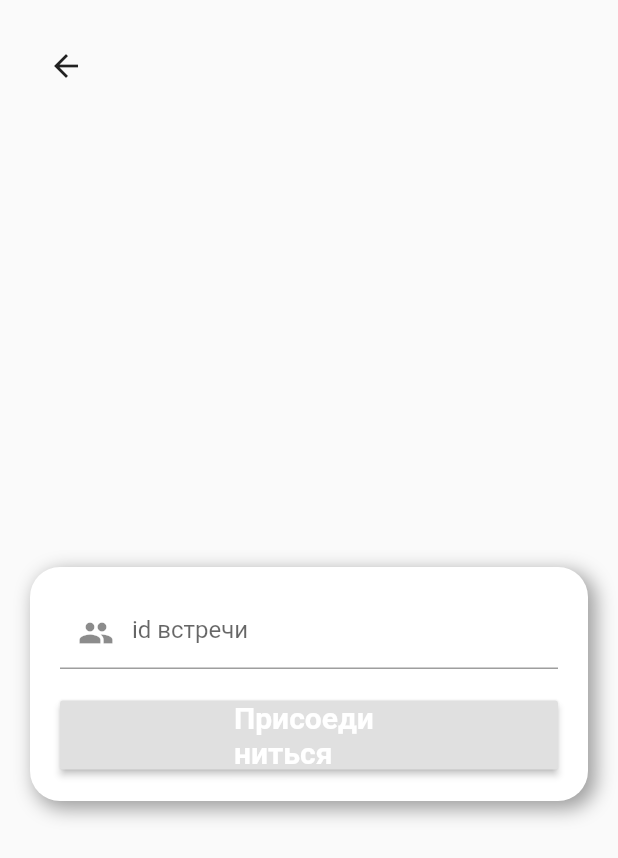
After one commit to DaniilPavlov/Coworking, a Flutter app: the JoinMeeting screen opened directly, on a phone screen of 412 x 824 dp. The commit adds this screen. Shown: the top 858 px of the screen. Run offline on Flutter 3.47's test engine with Material 2 defaults, Android fonts, the phone set to English and light mode, and no system bars; our stand-ins replace cloud_firestore, firebase_auth, firebase_messaging, firebase_storage, flutter_speed_dial, fluttertoast and 5 more; missing offline and left inert: edit_distance, flutter_auth_buttons; accounts and stored records are empty; statements that could not run were skipped.

Commit message:
Meeting delete works. People can join meetings of others.

```diff
--- a/lib/main.dart
+++ b/lib/main.dart
@@ -1,6 +1,6 @@
 import 'package:flutter/material.dart';
 import 'package:flutter/services.dart';
-import 'package:coworking/services/authStatus.dart';
+import 'package:coworking/services/auth_status.dart';
 
 void main() => runApp(MyApp());
 
--- a/lib/models/meeting.dart
+++ b/lib/models/meeting.dart
@@ -10,8 +10,8 @@ class Meeting {
   Account author;
   Pin pin;
 
-  // List<String> members;
-  // List<String> tokens;
+  List<String> members;
+  List<String> tokens;
   Timestamp dateCompleted;
 
   Meeting(
@@ -19,8 +19,8 @@ class Meeting {
     this.place,
     this.description,
     this.author,
-    // this.members,
-    // this.tokens,
+    this.members,
+    this.tokens,
     this.dateCompleted,
   );
 
@@ -30,6 +30,8 @@ class Meeting {
       this.place,
       this.description,
       this.author,
+      this.members,
+      this.tokens,
       this.dateCompleted,
     );
   }
@@ -39,8 +41,8 @@ class Meeting {
     meeting["place"] = place;
     meeting["description"] = description;
     meeting["author"] = author.id;
-    // meeting["members"] = members;
-    // meeting["tokens"] = tokens;
+    meeting["members"] = members;
+    meeting["tokens"] = tokens;
     // meeting["pinID"] = pin?.id;
     meeting["dateCompleted"] = dateCompleted;
     return meeting;
@@ -58,6 +60,8 @@ class Meeting {
       data["place"],
       data["description"],
       Account(data["author"]),
+      List<String>.from(data["members"]),
+      List<String>.from(data["tokens"]),
       data["dateCompleted"],
     );
   }
--- /dev/null
+++ b/lib/screens/meetings/join_meeting.dart
@@ -0,0 +1,85 @@
+import 'package:coworking/models/account.dart';
+import 'package:flutter/material.dart';
+import 'package:coworking/services/database_meeting.dart';
+import 'package:coworking/widgets/shadow_container.dart';
+
+class JoinMeeting extends StatefulWidget {
+  final Account account;
+
+  JoinMeeting({this.account});
+  @override
+  _JoinMeetingState createState() => _JoinMeetingState();
+}
+
+class _JoinMeetingState extends State<JoinMeeting> {
+  void _joinMeeting(BuildContext context, String meetingId) async {
+    String _returnString = await DatabaseMeeting().joinMeeting(meetingId);
+    if (_returnString == "success") {
+      Navigator.pop(context);
+    } else {
+      _scaffoldKey.currentState.showSnackBar(
+        SnackBar(
+          content: Text(_returnString),
+          duration: Duration(seconds: 2),
+        ),
+      );
+    }
+  }
+
+  TextEditingController _meetingIdController = TextEditingController();
+  final _scaffoldKey = GlobalKey<ScaffoldState>();
+
+  @override
+  Widget build(BuildContext context) {
+    return Scaffold(
+      key: _scaffoldKey,
+      body: Column(
+        children: <Widget>[
+          Padding(
+            padding: const EdgeInsets.all(20.0),
+            child: Row(
+              children: <Widget>[BackButton()],
+            ),
+          ),
+          Spacer(),
+          Padding(
+            padding: const EdgeInsets.all(20.0),
+            child: ShadowContainer(
+              child: Column(
+                children: <Widget>[
+                  TextFormField(
+                    controller: _meetingIdController,
+                    decoration: InputDecoration(
+                      prefixIcon: Icon(Icons.group),
+                      hintText: "id встречи",
+                    ),
+                  ),
+                  SizedBox(
+                    height: 20.0,
+                  ),
+                  RaisedButton(
+                    child: Padding(
+                      padding: EdgeInsets.symmetric(horizontal: 100),
+                      child: Text(
+                        "Присоединиться",
+                        style: TextStyle(
+                          color: Colors.white,
+                          fontWeight: FontWeight.bold,
+                          fontSize: 20.0,
+                        ),
+                      ),
+                    ),
+                    onPressed: () {
+                      _joinMeeting(context, _meetingIdController.text);
+                    },
+                  ),
+                ],
+              ),
+            ),
+          ),
+          Spacer(),
+        ],
+      ),
+    );
+  }
+}
--- a/lib/screens/meetings/meeting_tile.dart
+++ b/lib/screens/meetings/meeting_tile.dart
@@ -1,5 +1,5 @@
 import 'package:coworking/models/meeting.dart';
-import 'package:coworking/utils/timeLeft.dart';
+import 'package:coworking/utils/time_left.dart';
 import 'package:flutter/material.dart';
 import 'package:coworking/screens/meetings/meeting_info.dart';
 
--- a/lib/screens/meetings/meetings.dart
+++ b/lib/screens/meetings/meetings.dart
@@ -3,6 +3,7 @@ import 'package:coworking/models/account.dart';
 import 'package:coworking/models/meeting.dart';
 import 'package:coworking/screens/meetings/new_meeting_form.dart';
 import 'package:coworking/screens/meetings/meeting_tile.dart';
+import 'package:coworking/screens/meetings/join_meeting.dart';
 import 'package:flutter_speed_dial/flutter_speed_dial.dart';
 
 class UserMeetingsPage extends StatelessWidget {
@@ -11,7 +12,7 @@ class UserMeetingsPage extends StatelessWidget {
     return Scaffold(
       appBar: AppBar(
         automaticallyImplyLeading: true,
-        title: Text('Ваши митинги'),
+        title: Text('Ваши встречи'),
         leading: IconButton(
           icon: Icon(
             Icons.arrow_back_ios,
@@ -29,8 +30,9 @@ class UserMeetingsPage extends StatelessWidget {
             itemBuilder: (BuildContext context) => <PopupMenuEntry>[
               const PopupMenuItem(
                 child: Text(
-                  "\nЗдесь будут отображаться все ваши митинги.\n"
-                  "\nПо нажатию Вы можете переместиться к месту.\n",
+                  "\nЗдесь будут отображаться все ваши встречи.\n"
+                  "\nПо нажатию на кнопку внизу вы можете либо создать встречу, "
+                  "либо присоединиться к действующей.\n",
                   textAlign: TextAlign.justify,
                 ),
               ),
@@ -61,7 +63,10 @@ class _MeetingLayoutState extends State<MeetingLayout> {
         SpeedDialChild(
             child: Icon(Icons.assignment_turned_in),
             backgroundColor: Colors.orange,
-            onTap: () {},
+            onTap: () {
+              Navigator.push(context,
+                  MaterialPageRoute(builder: (context) => JoinMeeting()));
+            },
             label: 'Присоединиться ко встрече',
             labelStyle: TextStyle(
                 fontWeight: FontWeight.w500,
--- a/lib/services/sign_in.dart
+++ b/lib/services/sign_in.dart
@@ -33,8 +33,10 @@ class SignIn {
       assert(user.uid == currentUser.uid);
 
       Account.currentAccount = Account.fromFirebaseUser(user);
+      Account.currentAccount.notifyToken = await _fcm.getToken();
+      print("ПРОВЕРКА МЕНЯЕТСЯ ЛИ НОТИФАЙ ТОКЕН");
+      print(Account.currentAccount.notifyToken);
       if (authResult.additionalUserInfo.isNewUser) {
-        Account.currentAccount.notifyToken = await _fcm.getToken();
         DatabaseMap.addUserToDatabase(Account.currentAccount);
       }
       return user;
```
Also changed, not shown: lib/models/account.dart (+4 -3 lines), lib/screens/meetings/meeting_info.dart (+10 -11 lines), lib/screens/meetings/new_meeting_form.dart (+6 -6 lines), lib/services/database_map.dart (+0 -19 lines), lib/services/database_meeting.dart (+42 -96 lines), lib/services/auth_status.dart (renamed from lib/services/authStatus.dart), lib/utils/time_left.dart (renamed from lib/utils/timeLeft.dart), lib/widgets/shadow_container.dart (renamed from lib/widgets/shadowContainer.dart).
